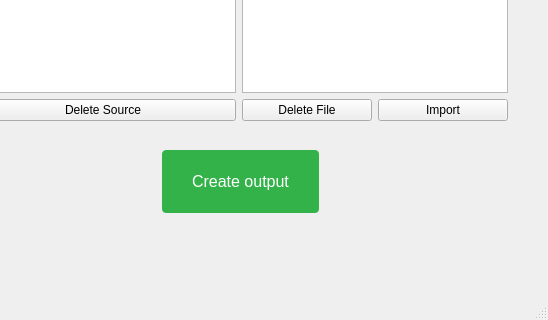
Qt form src/uiFile.ui (andrewh1011/project_elevate) before a commit; both pictures show x 380 to 928 and y 174 to 494 of the 928 by 494 pixel window.
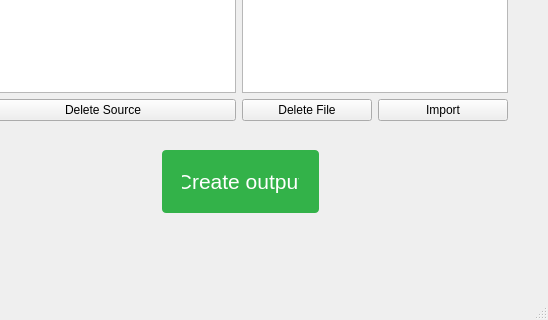
The same form after that commit.

Patch:
```diff
--- a/src/uiFile.ui
+++ b/src/uiFile.ui
@@ -95,9 +95,9 @@
     </property>
     <property name="font">
      <font>
-      <pointsize>-1</pointsize>
-      <underline>false</underline>
-      <strikeout>false</strikeout>
+      <pointsize>16</pointsize>
+      <weight>50</weight>
+      <bold>false</bold>
      </font>
     </property>
     <property name="styleSheet">
@@ -105,12 +105,9 @@
 border: none;
 color: #FFFFFF;
 border-radius: 4px;
-box-shadow: rgba(0, 0, 0, 0.1) 0 2px 4px;
 padding: 20px;
 text-align: center;
 text-decoration: none;
-display: inline-block;
-font-size: 16px;
 margin: 4px 2px;</string>
     </property>
     <property name="text">
```
